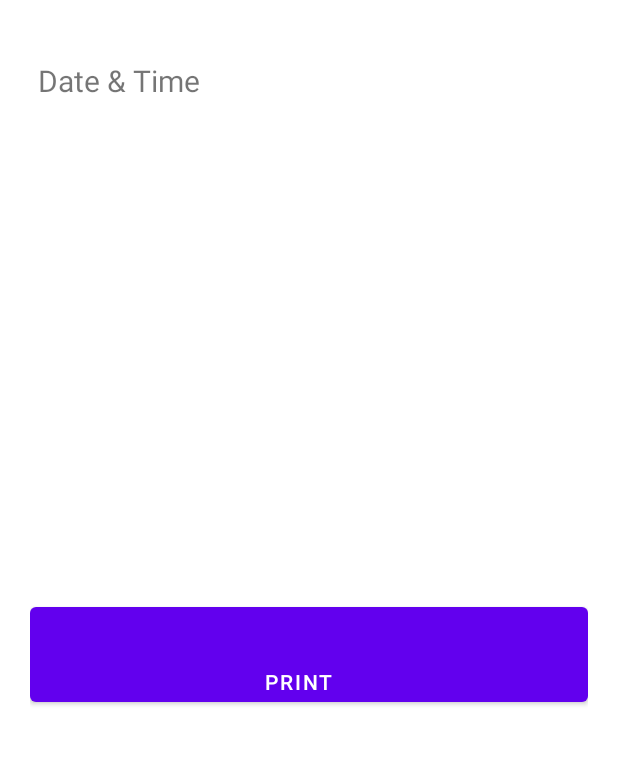
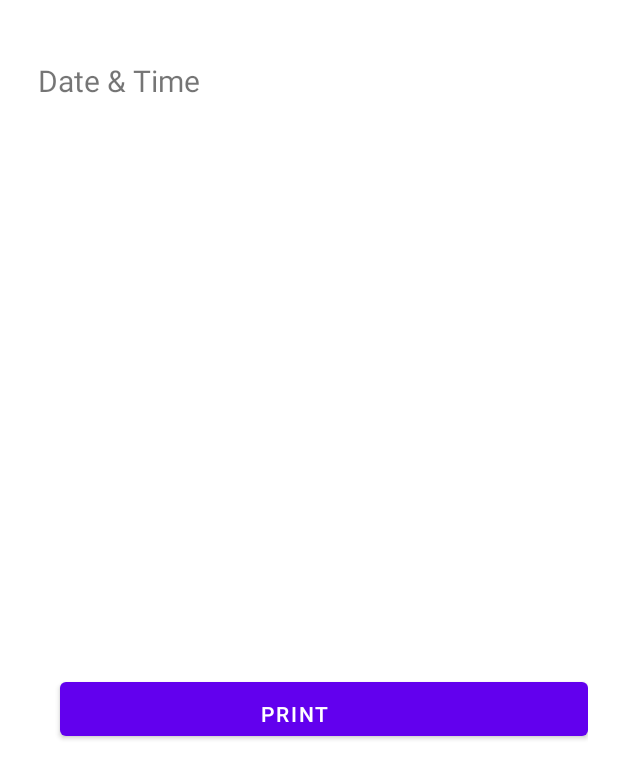
Before and after one commit to NiteenRC/pigmy-machine, an Android app: the layout customer_receipt.xml on its own in the app's theme, with its tools: preview values and no code run, on a phone screen of 412 x 824 dp. Shown: the top 779 px of the screen. Run offline under Robolectric (Android 15) with nearby library versions, the phone set to English and light mode, and no system bars.

```diff
--- a/app/src/main/res/layout/customer_receipt.xml
+++ b/app/src/main/res/layout/customer_receipt.xml
@@ -93,10 +93,13 @@
         android:layout_width="match_parent"
         android:layout_height="wrap_content"
         android:layout_below="@+id/total_amount"
+        android:layout_marginStart="20dp"
+        android:textAlignment="center"
+        android:layout_marginTop="50dp"
         android:onClick="onPrintClick"
-        android:paddingStart="5dp"
-        android:paddingTop="40dp"
-        android:paddingEnd="20dp"
+        android:paddingStart="10dp"
+        android:paddingTop="10dp"
+        android:paddingEnd="50dp"
         android:text="@string/print" />
 
 </RelativeLayout>
```
Also changed, not shown: app/src/main/java/com/example/pigmy/MainActivity.java (+91 -53 lines), app/src/main/res/layout/activity_main.xml (+4 -3 lines).
